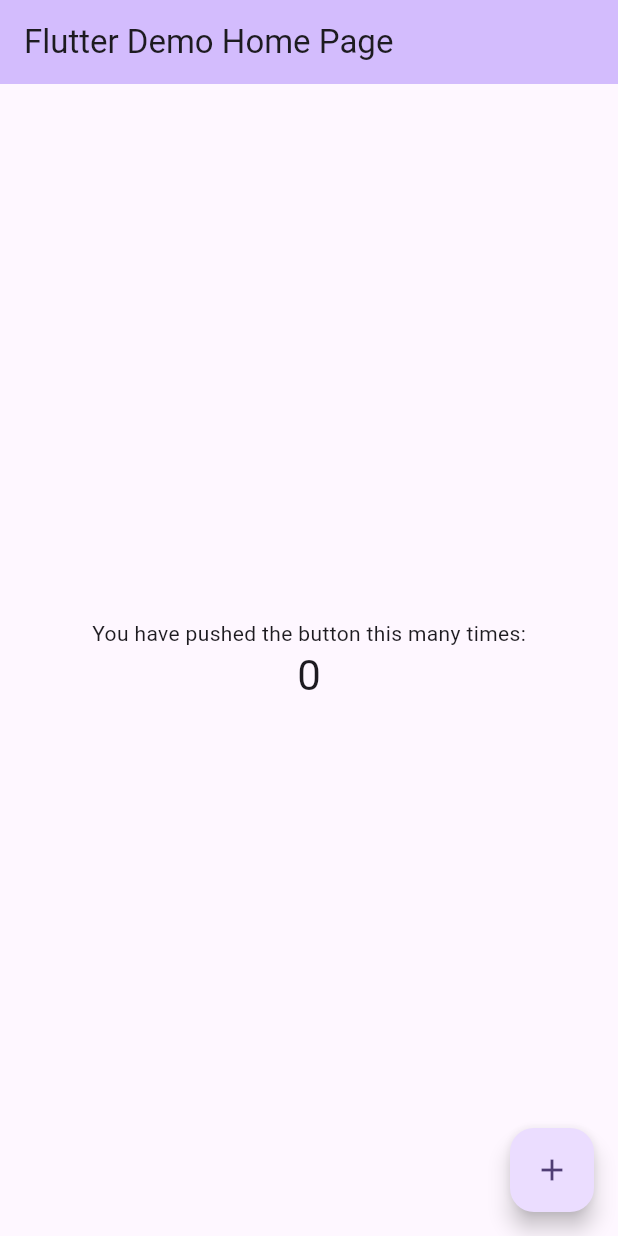
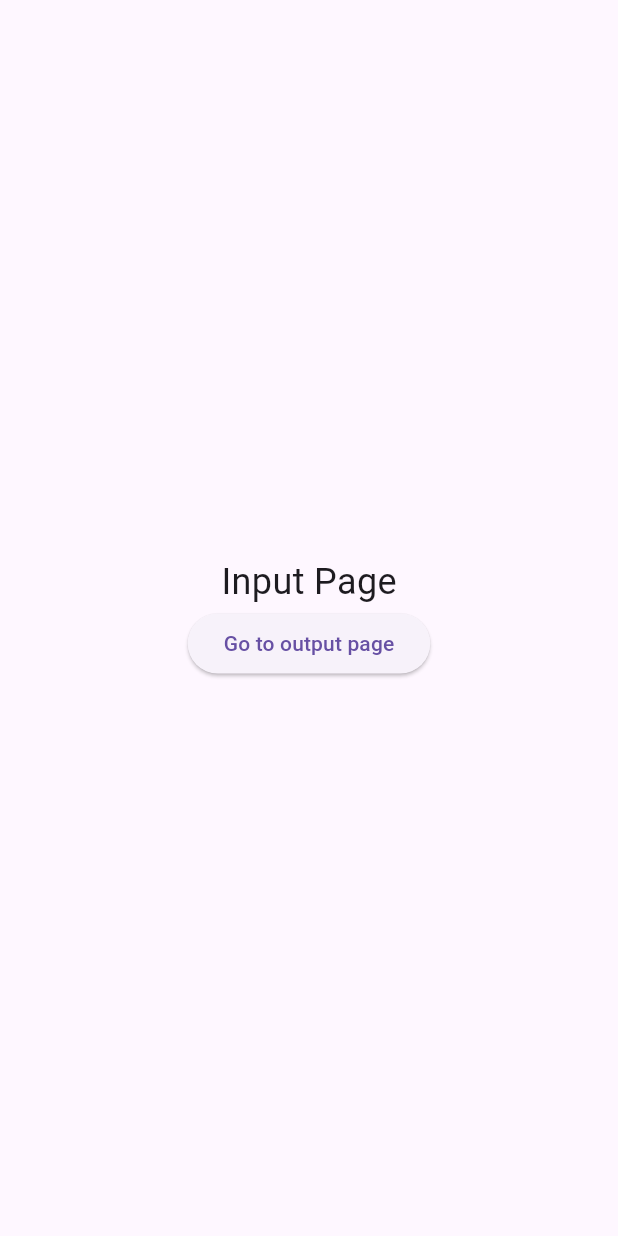
Before and after one commit to MustafaJP/LOKEY, a Flutter app: the screen it shows after launch, on a phone screen of 412 x 824 dp. Run offline on Flutter 3.47's test engine with Material 3 defaults, Android fonts, the phone set to English and light mode, and no system bars.

Commit message:
Add pages for flutter

```diff
--- /dev/null
+++ b/lokey/lib/home_page.dart
@@ -0,0 +1,29 @@
+import 'package:flutter/material.dart';
+
+class HomePage extends StatelessWidget {
+  const HomePage({super.key});
+
+  @override
+  Widget build(BuildContext context) {
+    return Scaffold(
+      body: Center(
+        child: Column(
+          mainAxisAlignment: MainAxisAlignment.center,
+          children: [
+            const Text(
+              'Input Page',
+              style: TextStyle(fontSize: 24),
+            ),
+            ElevatedButton(
+              child: const Text('Go to output page'),
+              onPressed: () {
+                // Navigate to the About Page
+                Navigator.pushNamed(context, '/output');
+              },
+            )
+          ],
+        ),
+      ),
+    );
+  }
+}
--- a/lokey/lib/main.dart
+++ b/lokey/lib/main.dart
@@ -1,125 +1,24 @@
 import 'package:flutter/material.dart';
+import 'package:lokey/home_page.dart';
+import 'package:lokey/output_page.dart';
+import 'package:lokey/recommendation_page.dart.dart';
 
 void main() {
-  runApp(const MyApp());
+  runApp(MyApp());
 }
 
 class MyApp extends StatelessWidget {
-  const MyApp({super.key});
-
-  // This widget is the root of your application.
   @override
   Widget build(BuildContext context) {
     return MaterialApp(
-      title: 'Flutter Demo',
-      theme: ThemeData(
-        // This is the theme of your application.
-        //
-        // TRY THIS: Try running your application with "flutter run". You'll see
-        // the application has a purple toolbar. Then, without quitting the app,
-        // try changing the seedColor in the colorScheme below to Colors.green
-        // and then invoke "hot reload" (save your changes or press the "hot
-        // reload" button in a Flutter-supported IDE, or press "r" if you used
-        // the command line to start the app).
-        //
-        // Notice that the counter didn't reset back to zero; the application
-        // state is not lost during the reload. To reset the state, use hot
-        // restart instead.
-        //
-        // This works for code too, not just values: Most code changes can be
-        // tested with just a hot reload.
-        colorScheme: ColorScheme.fromSeed(seedColor: Colors.deepPurple),
-        useMaterial3: true,
-      ),
-      home: const MyHomePage(title: 'Flutter Demo Home Page'),
+      title: 'Flutter Routes Demo',
+      debugShowCheckedModeBanner: false,
+      initialRoute: '/',
+      routes: {
+        '/': (context) => const HomePage(),
+        '/output': (context) => const OutputPage(),
+        '/recommendation': (context) => const RecommendationPage(),
+      },
     );
   }
 }
-
-class MyHomePage extends StatefulWidget {
-  const MyHomePage({super.key, required this.title});
-
-  // This widget is the home page of your application. It is stateful, meaning
-  // that it has a State object (defined below) that contains fields that affect
-  // how it looks.
-
-  // This class is the configuration for the state. It holds the values (in this
-  // case the title) provided by the parent (in this case the App widget) and
-  // used by the build method of the State. Fields in a Widget subclass are
-  // always marked "final".
-
-  final String title;
-
-  @override
-  State<MyHomePage> createState() => _MyHomePageState();
-}
-
-class _MyHomePageState extends State<MyHomePage> {
-  int _counter = 0;
-
-  void _incrementCounter() {
-    setState(() {
-      // This call to setState tells the Flutter framework that something has
-      // changed in this State, which causes it to rerun the build method below
-      // so that the display can reflect the updated values. If we changed
-      // _counter without calling setState(), then the build method would not be
-      // called again, and so nothing would appear to happen.
-      _counter++;
-    });
-  }
-
-  @override
-  Widget build(BuildContext context) {
-    // This method is rerun every time setState is called, for instance as done
-    // by the _incrementCounter method above.
-    //
-    // The Flutter framework has been optimized to make rerunning build methods
-    // fast, so that you can just rebuild anything that needs updating rather
-    // than having to individually change instances of widgets.
-    return Scaffold(
-      appBar: AppBar(
-        // TRY THIS: Try changing the color here to a specific color (to
-        // Colors.amber, perhaps?) and trigger a hot reload to see the AppBar
-        // change color while the other colors stay the same.
-        backgroundColor: Theme.of(context).colorScheme.inversePrimary,
-        // Here we take the value from the MyHomePage object that was created by
-        // the App.build method, and use it to set our appbar title.
-        title: Text(widget.title),
-      ),
-      body: Center(
-        // Center is a layout widget. It takes a single child and positions it
-        // in the middle of the parent.
-        child: Column(
-          // Column is also a layout widget. It takes a list of children and
-          // arranges them vertically. By default, it sizes itself to fit its
-          // children horizontally, and tries to be as tall as its parent.
-          //
-          // Column has various properties to control how it sizes itself and
-          // how it positions its children. Here we use mainAxisAlignment to
-          // center the children vertically; the main axis here is the vertical
-          // axis because Columns are vertical (the cross axis would be
-          // horizontal).
-          //
-          // TRY THIS: Invoke "debug painting" (choose the "Toggle Debug Paint"
-          // action in the IDE, or press "p" in the console), to see the
-          // wireframe for each widget.
-          mainAxisAlignment: MainAxisAlignment.center,
-          children: <Widget>[
-            const Text(
-              'You have pushed the button this many times:',
-            ),
-            Text(
-              '$_counter',
-              style: Theme.of(context).textTheme.headlineMedium,
-            ),
-          ],
-        ),
-      ),
-      floatingActionButton: FloatingActionButton(
-        onPressed: _incrementCounter,
-        tooltip: 'Increment',
-        child: const Icon(Icons.add),
-      ), // This trailing comma makes auto-formatting nicer for build methods.
-    );
-  }
-}
```
Also changed, not shown: lokey/lib/output_page.dart (added, +29 -0 lines), lokey/lib/recommendation_page.dart.dart (added, +17 -0 lines), 1 other file.
